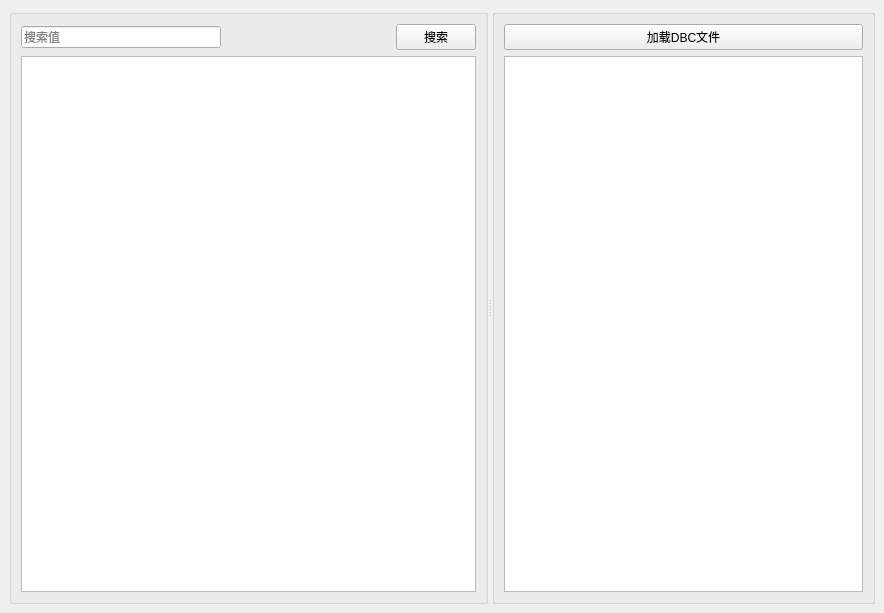
Old version of the form ZCAN_MINI/UI/dbcview_dockwidget.ui in the repository icanerandy/ZCAN_MINI.
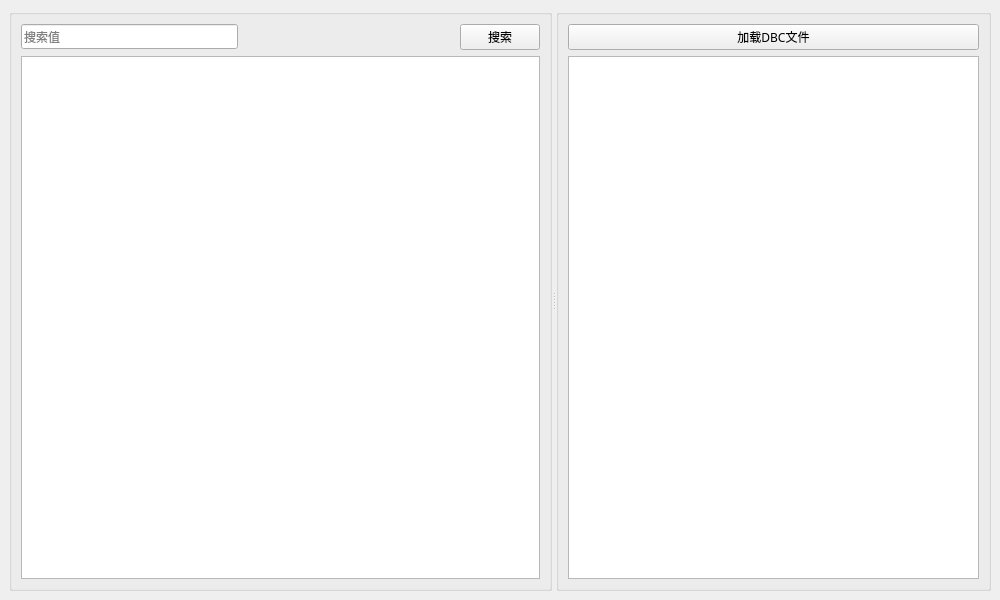
New version of the form. Custom widgets are drawn as their Qt base class.

Patch:
```diff
--- a/ZCAN_MINI/UI/dbcview_dockwidget.ui
+++ b/ZCAN_MINI/UI/dbcview_dockwidget.ui
@@ -6,14 +6,32 @@
    <rect>
     <x>0</x>
     <y>0</y>
-    <width>884</width>
-    <height>613</height>
+    <width>1000</width>
+    <height>600</height>
    </rect>
   </property>
+  <property name="minimumSize">
+   <size>
+    <width>1000</width>
+    <height>526</height>
+   </size>
+  </property>
+  <property name="font">
+   <font>
+    <family>Microsoft YaHei UI</family>
+    <pointsize>9</pointsize>
+   </font>
+  </property>
   <property name="windowTitle">
    <string>DBC矩阵表</string>
   </property>
   <widget class="QWidget" name="dockWidgetContents">
+   <property name="minimumSize">
+    <size>
+     <width>0</width>
+     <height>500</height>
+    </size>
+   </property>
    <layout class="QGridLayout" name="gridLayout_3">
     <item row="0" column="0">
      <widget class="QSplitter" name="splitter">
@@ -37,6 +55,12 @@
                 <height>0</height>
                </size>
               </property>
+              <property name="font">
+               <font>
+                <family>微软雅黑</family>
+                <pointsize>9</pointsize>
+               </font>
+              </property>
               <property name="frame">
                <bool>true</bool>
               </property>
@@ -60,6 +84,12 @@
             </item>
             <item>
              <widget class="QtMaterialRaisedButton" name="btnSearch">
+              <property name="font">
+               <font>
+                <family>黑体</family>
+                <pointsize>9</pointsize>
+               </font>
+              </property>
               <property name="text">
                <string>搜索</string>
               </property>
@@ -68,7 +98,14 @@
            </layout>
           </item>
           <item>
-           <widget class="QTreeView" name="treeView"/>
+           <widget class="QTreeView" name="treeView">
+            <property name="font">
+             <font>
+              <family>黑体</family>
+              <pointsize>9</pointsize>
+             </font>
+            </property>
+           </widget>
           </item>
          </layout>
         </item>
@@ -89,6 +126,12 @@
          <layout class="QHBoxLayout" name="horizontalLayout">
           <item>
            <widget class="QtMaterialRaisedButton" name="btnReadDBC">
+            <property name="font">
+             <font>
+              <family>黑体</family>
+              <pointsize>9</pointsize>
+             </font>
+            </property>
             <property name="text">
              <string>加载DBC文件</string>
             </property>
@@ -97,7 +140,14 @@
          </layout>
         </item>
         <item row="1" column="0">
-         <widget class="QTableView" name="tableView"/>
+         <widget class="QTableView" name="tableView">
+          <property name="font">
+           <font>
+            <family>黑体</family>
+            <pointsize>9</pointsize>
+           </font>
+          </property>
+         </widget>
         </item>
        </layout>
       </widget>
```
